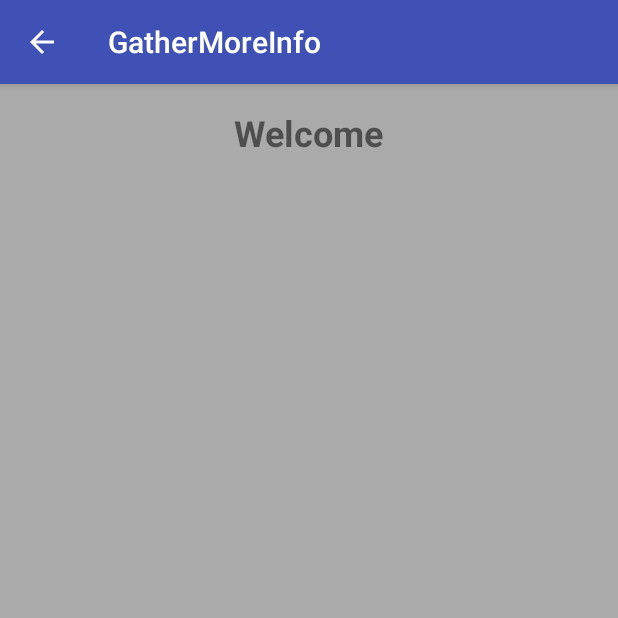
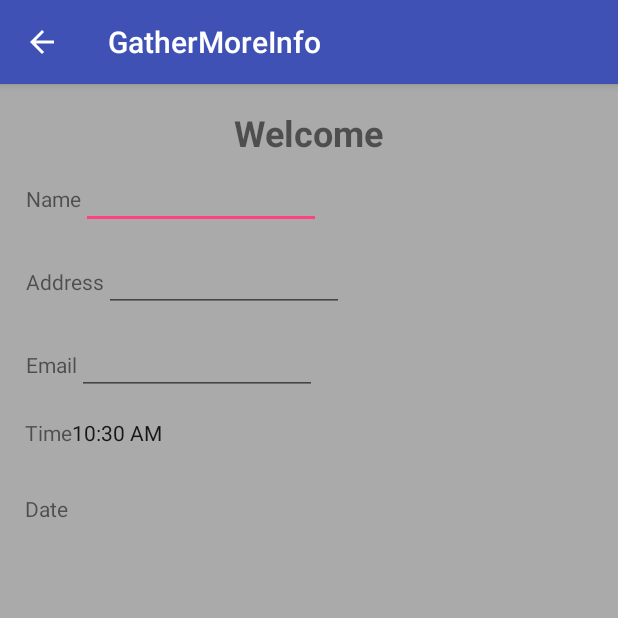
Before and after one commit to jyorkcar81/Portal_upgrade3, an Android app: the GatherMoreInfo screen opened directly, with no data from a screen before it, on a phone screen of 412 x 824 dp, the top half of it. Run offline under Robolectric (Android 15) with nearby library versions, the phone set to English and light mode, and no system bars; 3 statements that could not run were skipped.

Commit message:
Upgrade3

```diff
--- a/app/src/main/res/layout/activity_main.xml
+++ b/app/src/main/res/layout/activity_main.xml
@@ -4,14 +4,15 @@
     xmlns:tools="http://schemas.android.com/tools"
     android:layout_width="match_parent"
     android:layout_height="match_parent"
-    android:background="@android:color/darker_gray"
+    android:background="@android:color/holo_orange_dark"
     tools:context="com.example.amd.portal.MainActivity">
 
     <ImageView
         android:id="@+id/imageView"
-        android:layout_width="75dp"
-        android:layout_height="75dp"
+        android:layout_width="300dp"
+        android:layout_height="225dp"
         android:layout_marginTop="8dp"
+        android:scaleType="fitXY"
         app:layout_constraintLeft_toLeftOf="parent"
         app:layout_constraintRight_toRightOf="parent"
         app:layout_constraintTop_toTopOf="parent"
@@ -26,8 +27,8 @@
         android:layout_marginRight="8dp"
         android:layout_marginStart="8dp"
         android:layout_marginTop="8dp"
-        android:background="@android:color/holo_blue_dark"
-        android:text="@string/login"
+        android:background="@android:color/background_light"
+        android:text="@string/welcome_message"
         android:textSize="24sp"
         android:textStyle="bold"
         app:layout_constraintHorizontal_bias="0.501"
@@ -41,13 +42,12 @@
         android:layout_height="wrap_content"
         android:layout_marginLeft="8dp"
         android:layout_marginStart="8dp"
-        android:background="@android:color/background_light"
+        android:layout_marginTop="8dp"
         android:columnCount="2"
         android:rowCount="4"
         app:layout_constraintHorizontal_bias="0.458"
         app:layout_constraintLeft_toLeftOf="parent"
         app:layout_constraintRight_toRightOf="parent"
-        android:layout_marginTop="8dp"
         app:layout_constraintTop_toBottomOf="@+id/textView6">
 
         <TextView
@@ -55,6 +55,7 @@
             android:layout_width="wrap_content"
             android:layout_height="wrap_content"
             android:text="@string/username"
+            android:textSize="24sp"
             android:textStyle="bold"
             app:layout_constraintBottom_toBottomOf="parent"
             app:layout_constraintLeft_toLeftOf="parent"
@@ -76,7 +77,7 @@
             android:layout_width="wrap_content"
             android:layout_height="wrap_content"
             android:text="@string/ok"
-            android:visibility="invisible" />
+            android:visibility="gone" />
 
         <EditText
             android:id="@+id/editText2"
@@ -87,13 +88,14 @@
             android:inputType="text"
             android:maxLength="@integer/maxLength"
             android:textStyle="bold"
-            android:visibility="invisible" />
+            android:visibility="gone" />
 
         <TextView
             android:id="@+id/textView3"
             android:layout_width="wrap_content"
             android:layout_height="wrap_content"
             android:text="@string/password"
+            android:textSize="24sp"
             android:textStyle="bold"
             app:layout_constraintBottom_toBottomOf="parent"
             app:layout_constraintLeft_toLeftOf="parent"
@@ -115,7 +117,7 @@
             android:layout_width="wrap_content"
             android:layout_height="wrap_content"
             android:text="@string/ok"
-            android:visibility="invisible" />
+            android:visibility="gone" />
 
         <EditText
             android:id="@+id/editText4"
@@ -125,7 +127,7 @@
             android:inputType="text"
             android:maxLength="@integer/maxLength"
             android:textStyle="bold"
-            android:visibility="invisible" />
+            android:visibility="gone" />
 
     </GridLayout>
 
@@ -137,6 +139,7 @@
         android:layout_marginRight="0dp"
         android:layout_marginTop="8dp"
         android:orientation="horizontal"
+        android:visibility="gone"
         app:layout_constraintHorizontal_bias="0.498"
         app:layout_constraintLeft_toLeftOf="parent"
         app:layout_constraintRight_toRightOf="parent"
@@ -191,6 +194,7 @@
         android:layout_marginRight="8dp"
         android:layout_marginStart="8dp"
         android:layout_marginTop="8dp"
+        android:background="@android:color/background_light"
         android:onClick="sendMessage"
         android:text="@string/submit"
         app:layout_constraintBottom_toBottomOf="parent"
--- a/app/src/main/res/layout/more_info.xml
+++ b/app/src/main/res/layout/more_info.xml
@@ -9,17 +9,18 @@
     tools:layout_editor_absoluteX="0dp">
 
     <LinearLayout
+        android:id="@+id/linearLayout3"
         android:layout_width="wrap_content"
         android:layout_height="wrap_content"
+        android:layout_marginEnd="8dp"
+        android:layout_marginLeft="8dp"
+        android:layout_marginRight="8dp"
+        android:layout_marginStart="8dp"
+        android:layout_marginTop="16dp"
         android:orientation="horizontal"
-        android:layout_marginStart="8dp"
-        android:id="@+id/linearLayout3"
-        app:layout_constraintTop_toTopOf="parent"
-        android:layout_marginTop="16dp"
-        android:layout_marginLeft="8dp"
         app:layout_constraintLeft_toLeftOf="parent"
-        android:layout_marginRight="8dp"
-        app:layout_constraintRight_toRightOf="parent">
+        app:layout_constraintRight_toRightOf="parent"
+        app:layout_constraintTop_toTopOf="parent">
 
         <TextView
             android:id="@+id/textView5"
@@ -45,99 +46,182 @@
         android:id="@+id/linearLayout567"
         android:layout_width="wrap_content"
         android:layout_height="wrap_content"
-        android:layout_marginBottom="8dp"
         android:layout_marginEnd="8dp"
         android:layout_marginLeft="8dp"
         android:layout_marginRight="8dp"
         android:layout_marginStart="8dp"
         android:layout_marginTop="8dp"
-        android:orientation="vertical"
-        android:visibility="invisible"
-        app:layout_constraintBottom_toBottomOf="parent"
-        app:layout_constraintHorizontal_bias="0.501"
+        android:layout_weight="1"
+        android:orientation="horizontal"
+        android:visibility="visible"
         app:layout_constraintLeft_toLeftOf="parent"
         app:layout_constraintRight_toRightOf="parent"
         app:layout_constraintTop_toBottomOf="@+id/linearLayout3"
-        app:layout_constraintVertical_bias="0.059">
+        app:layout_constraintHorizontal_bias="0.048">
 
         <TextView
-            android:id="@+id/textView7"
+            android:id="@+id/textViewName"
+            android:layout_width="wrap_content"
+            android:layout_height="wrap_content"
+            android:layout_weight="1"
+            android:gravity="center"
+            android:text="@string/name"
+            android:textAlignment="textStart" />
+
+        <EditText
+            android:id="@+id/editTextName"
+            android:layout_width="wrap_content"
+            android:layout_height="wrap_content"
+            android:layout_weight="1"
+            android:ems="10"
+            android:inputType="textPersonName"
+            android:textSize="14sp" />
+
+    </LinearLayout>
+
+    <LinearLayout
+        android:id="@+id/linearLayout2"
+        android:layout_width="wrap_content"
+        android:layout_height="wrap_content"
+        android:layout_marginEnd="8dp"
+        android:layout_marginLeft="8dp"
+        android:layout_marginRight="8dp"
+        android:layout_marginStart="8dp"
+        android:layout_weight="1"
+        android:gravity="center"
+        android:orientation="horizontal"
+        app:layout_constraintLeft_toLeftOf="parent"
+        app:layout_constraintRight_toRightOf="parent"
+        app:layout_constraintHorizontal_bias="0.052"
+        android:layout_marginTop="15dp"
+        app:layout_constraintTop_toBottomOf="@+id/linearLayout567">
+
+        <TextView
+            android:id="@+id/textViewAddress"
             android:layout_width="match_parent"
             android:layout_height="wrap_content"
             android:layout_weight="1"
-            android:background="#F0F0F0"
-            android:gravity="center"
-            android:text="@string/username"
-            android:textAlignment="textStart"
-            android:textStyle="bold" />
+            android:text="@string/address" />
+
+        <EditText
+            android:id="@+id/editTextAddress"
+            android:layout_width="match_parent"
+            android:layout_height="wrap_content"
+            android:layout_weight="1"
+            android:ems="10"
+            android:inputType="textPostalAddress"
+            android:textSize="14sp" />
+
+    </LinearLayout>
 
     <LinearLayout
-            android:id="@+id/linearLayout2"
-            android:layout_width="match_parent"
-            android:layout_height="match_parent"
-            android:background="#F0F0F0"
-            android:gravity="center"
-            android:orientation="horizontal"
-            tools:layout_editor_absoluteX="156dp"
-            tools:layout_editor_absoluteY="32dp">
-
-            <Space
-                android:id="@+id/spacerId"
-                android:layout_width="8dp"
-                android:layout_height="match_parent"
-                android:layout_weight="1"
-                android:background="#F0F0F0" />
-
-            <TextView
-                android:id="@+id/textViewUsernameId"
         android:layout_width="wrap_content"
         android:layout_height="wrap_content"
         android:layout_weight="1"
-                android:background="#F0F0F0"
-                android:gravity="center"
-                android:textAlignment="textStart" />
+        android:orientation="horizontal"
+        android:layout_marginTop="15dp"
+        app:layout_constraintTop_toBottomOf="@+id/linearLayout2"
+        android:layout_marginRight="8dp"
+        app:layout_constraintRight_toRightOf="parent"
+        android:layout_marginLeft="8dp"
+        app:layout_constraintLeft_toLeftOf="parent"
+        android:id="@+id/linearLayout4"
+        app:layout_constraintHorizontal_bias="0.047">
+
+        <TextView
+            android:id="@+id/textViewEmail"
+            android:layout_width="wrap_content"
+            android:layout_height="wrap_content"
+            android:layout_weight="1"
+            android:text="@string/email"
+            android:textSize="14sp" />
+
+        <EditText
+            android:id="@+id/editTextEmail"
+            android:layout_width="wrap_content"
+            android:layout_height="wrap_content"
+            android:layout_weight="1"
+            android:ems="10"
+            android:inputType="textPersonName"
+            android:textSize="14sp" />
+
+    </LinearLayout>
+
+    <LinearLayout
+        android:layout_width="wrap_content"
+        android:layout_height="wrap_content"
+        android:layout_weight="1"
+        android:orientation="horizontal"
+        android:layout_marginTop="15dp"
+        app:layout_constraintTop_toBottomOf="@+id/linearLayout4"
+        android:layout_marginRight="8dp"
+        app:layout_constraintRight_toRightOf="parent"
+        android:layout_marginLeft="8dp"
+        app:layout_constraintLeft_toLeftOf="parent"
+        app:layout_constraintHorizontal_bias="0.028"
+        android:id="@+id/linearLayout5">
+
+        <TextView
+            android:id="@+id/textView11"
+            android:layout_width="wrap_content"
+            android:layout_height="wrap_content"
+            android:text="@string/time" />
+
+        <TextClock
+            android:id="@+id/textClock"
+            android:layout_width="wrap_content"
+            android:layout_height="wrap_content"
+            android:layout_weight="1" />
     </LinearLayout>
 
     <LinearLayout
         android:id="@+id/linearLayout555Id"
-            android:layout_width="match_parent"
-            android:layout_height="match_parent"
-            android:background="#F0F0F0"
+        android:layout_width="wrap_content"
+        android:layout_height="wrap_content"
+        android:layout_weight="1"
         android:gravity="center"
         android:orientation="horizontal"
-            tools:layout_editor_absoluteX="8dp"
-            tools:layout_editor_absoluteY="8dp">
+        android:layout_marginTop="8dp"
+        app:layout_constraintTop_toBottomOf="@+id/linearLayout5"
+        android:layout_marginRight="8dp"
+        app:layout_constraintRight_toRightOf="parent"
+        android:layout_marginLeft="8dp"
+        app:layout_constraintLeft_toLeftOf="parent"
+        app:layout_constraintBottom_toBottomOf="parent"
+        android:layout_marginBottom="8dp"
+        app:layout_constraintHorizontal_bias="0.023"
+        app:layout_constraintVertical_bias="0.047">
 
         <TextView
             android:id="@+id/dateId"
-                android:layout_width="match_parent"
-                android:layout_height="match_parent"
+            android:layout_width="wrap_content"
+            android:layout_height="wrap_content"
             android:layout_weight="1"
             android:gravity="center"
             android:text="@string/date"
             android:textAlignment="textStart"
-                android:textStyle="bold"
-                tools:layout_editor_absoluteX="8dp"
-                tools:layout_editor_absoluteY="0dp" />
+            tools:layout_editor_absoluteX="113dp"
+            tools:layout_editor_absoluteY="365dp" />
 
-            <Spinner
-                android:id="@+id/spinner"
-                android:layout_width="match_parent"
-                android:layout_height="match_parent"
-                android:layout_weight="1"
-                android:gravity="center" />
+        <TextView
+            android:id="@+id/textViewDate"
+            android:layout_width="wrap_content"
+            android:layout_height="wrap_content"
+            android:layout_weight="1" />
 
     </LinearLayout>
 
     <LinearLayout
         android:id="@+id/linearLayoutId"
         android:layout_width="wrap_content"
-            android:layout_height="match_parent"
+        android:layout_height="wrap_content"
+        android:layout_weight="1"
         android:background="#F0F0F0"
         android:gravity="center"
         android:orientation="horizontal"
-            tools:layout_editor_absoluteX="154dp"
-            tools:layout_editor_absoluteY="487dp">
+        android:visibility="gone"
+        tools:layout_editor_absoluteX="192dp"
+        tools:layout_editor_absoluteY="471dp">
 
         <TextView
             android:id="@+id/dateLabelId2"
@@ -146,7 +230,6 @@
             android:layout_weight="1"
             android:background="#F0F0F0"
             android:gravity="center"
-                android:text="@string/dateChosen"
             android:textAlignment="textStart"
             android:textStyle="bold"
             tools:layout_editor_absoluteX="154dp"
@@ -173,6 +256,5 @@
             app:layout_constraintVertical_bias="0.0" />
 
     </LinearLayout>
-    </LinearLayout>
 
 </android.support.constraint.ConstraintLayout>
--- a/app/src/main/res/values/strings.xml
+++ b/app/src/main/res/values/strings.xml
@@ -1,7 +1,11 @@
 <resources>
-    <string name="app_name">Portal</string>
+    <string name="app_name">SCC CIS Mobile Design Class Portal</string>
     <string name="password">Password</string>
     <string name="username">Username</string>
+    <string name="name">Name</string>
+    <string name="address">Address</string>
+    <string name="email">Email</string>
+    <string name="time">Time</string>
     <string name="good">Good</string>
     <string name="bad">Bad</string>
     <string name="login">Login</string>
@@ -13,6 +17,7 @@
     <string name="incorrect_username_password">BAD user and password.</string>
     <string name="date">Date</string>
     <string name="welcome">Welcome</string>
+    <string name="welcome_message">Welcome to CISP 362</string>
     <string-array name="dates">
         <item>12/10/75</item>
         <item>01/03/99</item>
```
Lines whose indentation alone changed are shown as unchanged.
